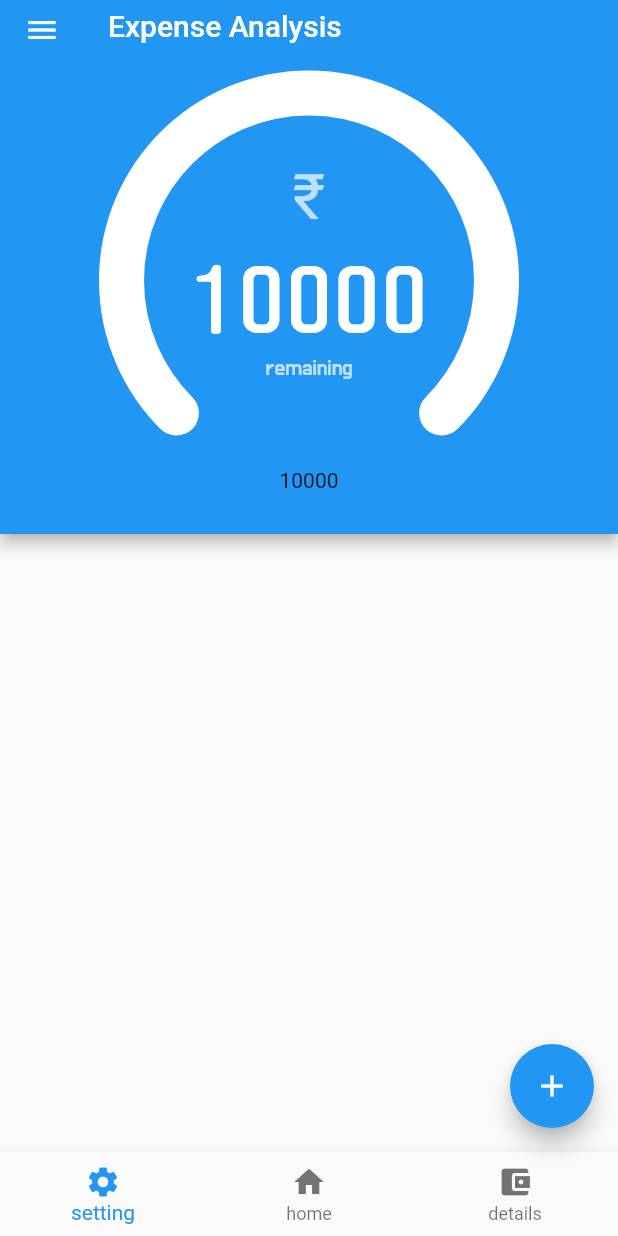
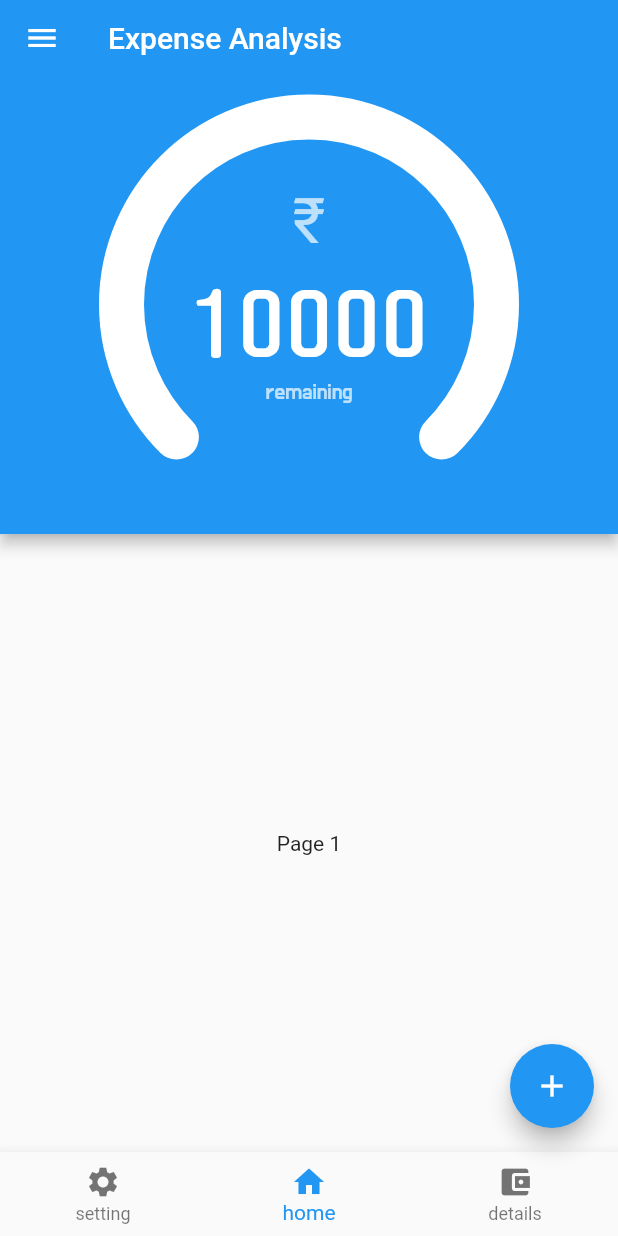
Before and after one commit to ygretharekar/exp_an, a Flutter app: the DrawArc screen opened directly with empty values, on a phone screen of 412 x 824 dp. Run offline on Flutter 3.47's test engine with Material 2 defaults, Android fonts, the phone set to English and light mode, and no system bars; our stand-ins replace flutter_redux, redux; missing offline and left inert: redux_logging.

```diff
--- a/lib/containers/active_tab.dart
+++ b/lib/containers/active_tab.dart
@@ -3,6 +3,7 @@ import 'package:flutter/foundation.dart';
 import 'package:exp_an/models/models.dart';
 import 'package:redux/redux.dart';
 import 'package:flutter_redux/flutter_redux.dart';
+import 'package:exp_an/actions/actions.dart';
 
 class ActiveTab extends StatelessWidget {
   final ViewModelBuilder<AppState> builder;
--- a/lib/containers/add_transaction.dart
+++ b/lib/containers/add_transaction.dart
@@ -12,7 +12,8 @@ class AddTransaction extends StatelessWidget {
     return
       new StoreConnector<AppState, Function(Transaction)>(
         builder: (BuildContext context, Function(Transaction) addTrans){
-          return new AddEditScreen(false, addTrans);
+
+          return new AddEditScreen();
         },
         converter: (Store<AppState> store){
           return (Transaction transaction) =>
--- a/lib/main.dart
+++ b/lib/main.dart
@@ -8,6 +8,7 @@ import 'middlewares/middlewares.dart';
 import 'package:exp_an/presentation/home_screen.dart';
 import 'containers/add_transaction.dart';
 import 'presentation/period_picker.dart';
+import 'package:exp_an/presentation/add_edit_screen.dart';
 
 void main() => runApp(new MyApp());
 
@@ -47,16 +48,15 @@ class MyApp extends StatelessWidget {
           title: 'ExpAn',
           routes: {
             '/addTransaction':(context){
-              return new AddTransaction();
+              return new AddEditScreen();
             },
             '/periodPicker': (context){
               return new PeriodPicker();
             }
           },
           home: new StoreBuilder<AppState>(
-              onInit: (store) => store.dispatch(new GetCount()),
               builder: (context, store){
-                return new HomeScreen();
+                return new HomeScreen(store.state.arcList);
               }
           ),
         )
--- a/lib/models/app_state.dart
+++ b/lib/models/app_state.dart
@@ -15,7 +15,6 @@ class AppState{
     this.tab = AppTab.arc,
     this.initialFunds = 10000.0,
     this.arcList,
-    this.transactions
+    this.transactions = const <Transaction>[]
   });
-
 }
--- a/lib/models/transaction.dart
+++ b/lib/models/transaction.dart
@@ -1,4 +1,5 @@
 import 'models.dart';
+import 'package:uuid/uuid.dart';
 
 class Transaction {
   final double cost;
@@ -6,17 +7,35 @@ class Transaction {
   final String description;
   final Categories category;
   final bool periodic;
-  final Periodic period;
+  final String uuid;
+  final bool important;
+  final List<DateTime> occurrences;
 
   Transaction(
+    this.cost,
+    this.description,
     {
-        this.cost = 0.0,
-        this.dateTime,
-        this.description,
+        DateTime dateTime,
         this.category = Categories.miscellaneous,
-        this.periodic,
-        this.period
+        this.periodic = false,
+        String uuid,
+        this.important = false,
+        this.occurrences = const <DateTime>[]
     }
-  );
+  ):this.uuid = uuid ?? new Uuid().v1(),
+    this.dateTime = dateTime ?? new DateTime.now();
+
+
+  Map<String, Object> toJson() {
+    return {
+      'cost': cost,
+      'description': description,
+      'dateTime': dateTime.toString(),
+      'category': category.toString(),
+      'periodic': periodic.toString(),
+      'important': important.toString(),
+      'uuid': uuid
+    };
+  }
 
 }
--- a/lib/presentation/arc_painter.dart
+++ b/lib/presentation/arc_painter.dart
@@ -49,7 +49,6 @@ class ArcPainter extends CustomPainter {
 
     TextSpan rupee;
 
-
     TextStyle style = new TextStyle(
         color: Colors.white70
     );
@@ -94,6 +93,7 @@ class ArcPainter extends CustomPainter {
         new Offset(size.width/2 - tp.width/2, size.height/2 - 20.0)
     );
 
+
     TextSpan rem = new TextSpan(
         text: 'remaining',
         style: new TextStyle(
--- a/lib/presentation/draw_arc.dart
+++ b/lib/presentation/draw_arc.dart
@@ -1,6 +1,7 @@
 import 'package:flutter/material.dart';
 import 'package:exp_an/models/models.dart';
 import 'arc_painter.dart';
+import 'package:exp_an/containers/trans_list.dart';
 
 class DrawArc extends StatefulWidget {
   final ArcList arcList;
@@ -22,11 +23,25 @@ class DrawArcState extends State<DrawArc> with TickerProviderStateMixin {
 
   ArcListTween tween;
 
+  TabController _tabController;
+
+  int _index;
+
+  List<Widget> pages = [
+    new Center(
+      child: new Text('Page 0'),
+    ),
+    new Center(
+      child: new Text('Page 1'),
+    ),
+    new TransList(),
+  ];
+
   @override
   void initState() {
     super.initState();
     animation = new AnimationController(
-        duration: const Duration(milliseconds: 500),
+        duration: const Duration(milliseconds: 1000),
         vsync: this
     );
     tween = new ArcListTween(
@@ -34,10 +49,13 @@ class DrawArcState extends State<DrawArc> with TickerProviderStateMixin {
         this.arcList
     );
     animation.forward();
+    _tabController = new TabController(length: 3, vsync: this);
+    _index = 1;
   }
 
   @override
   void dispose() {
+    _tabController.dispose();
     animation.dispose();
     super.dispose();
   }
@@ -49,7 +67,8 @@ class DrawArcState extends State<DrawArc> with TickerProviderStateMixin {
         title: new Text(
             'Expense Analysis'
         ),
-        bottom: new PreferredSize(
+
+        bottom: _index == 1 ? new PreferredSize(
             child: new Column(
               crossAxisAlignment: CrossAxisAlignment.center,
               children: <Widget>[
@@ -62,10 +81,6 @@ class DrawArcState extends State<DrawArc> with TickerProviderStateMixin {
                             size: new Size(250.0, 250.0),
                             painter: new ArcPainter(tween.animate(animation)),
                           ),
-                          new Text(
-                            '10000',
-
-                          )
                         ],
                       )
                   ),
@@ -73,12 +88,25 @@ class DrawArcState extends State<DrawArc> with TickerProviderStateMixin {
               ],
             ),
             preferredSize: new Size(200.0, 300.0)
-        ),
+        ):
+        null,
         actions: <Widget>[
         ],
       ),
 
-      bottomNavigationBar: new BottomNavigationBar(
+      body: pages[this._index],
+
+      bottomNavigationBar:  new BottomNavigationBar(
+          currentIndex: _index,
+          onTap: (int _i){
+            setState(
+                (){
+                  this._index = _i;
+                  if(_i == 1) animation.forward(from: 0.0);
+
+                }
+            );
+          },
           items: <BottomNavigationBarItem>[
             new BottomNavigationBarItem(
                 icon: new Icon(Icons.settings),
@@ -92,18 +120,21 @@ class DrawArcState extends State<DrawArc> with TickerProviderStateMixin {
                 icon: new Icon(Icons.account_balance_wallet),
                 title: new Text('details')
             ),
-          ]
+          ],
       ),
+
       floatingActionButton: new FloatingActionButton(
           onPressed: (){
             Navigator.pushNamed(context, '/addTransaction');
           },
           child: new Icon(Icons.add),
       ),
-      drawer: new Drawer(
+
+      drawer: _index == 1 ? new Drawer(
         child: new ListView(),
-      ),
+      ): null,
+
     );
+
   }
-
 }
--- a/lib/reducers/app_state_reducer.dart
+++ b/lib/reducers/app_state_reducer.dart
@@ -1,9 +1,11 @@
 import 'package:exp_an/models/models.dart';
 import 'counter_reducers.dart';
 import 'arc_reducer.dart';
+import 'trans_reducer.dart';
 
 AppState appReducer(AppState state, action) =>
     new AppState(
-      count: counterReducer(state.count, action),
-      arcList: arcReducer(state.arcList, action)
+        count: counterReducer(state.count, action),
+        arcList: arcReducer(state.arcList, action),
+        transactions: transReducer(state.transactions, action)
     );
--- a/pubspec.yaml
+++ b/pubspec.yaml
@@ -13,7 +13,7 @@ dependencies:
   logging: "^0.11.3+1"
   redux_logging: "^0.3.0"
   path_provider: "^0.4.0"
-
+  uuid: "^1.0.0"
 
 dev_dependencies:
   mockito: "^2.2.3"
```
Also changed, not shown: lib/actions/actions.dart (+16 -0 lines), lib/containers/trans_list.dart (added, +19 -0 lines), lib/daypicker/show_day_picker.dart (+10 -5 lines), lib/middlewares/middlewares.dart (+38 -8 lines), lib/presentation/add_edit_screen.dart (+140 -52 lines), lib/presentation/home_page.dart (added, +30 -0 lines), lib/presentation/home_screen.dart (+4 -9 lines), lib/presentation/trans_list_widget.dart (added, +23 -0 lines), lib/reducers/trans_reducer.dart (added, +33 -0 lines), lib/storage/trans_storage.dart (added, +63 -0 lines), pubspec.lock, 2 other files.
